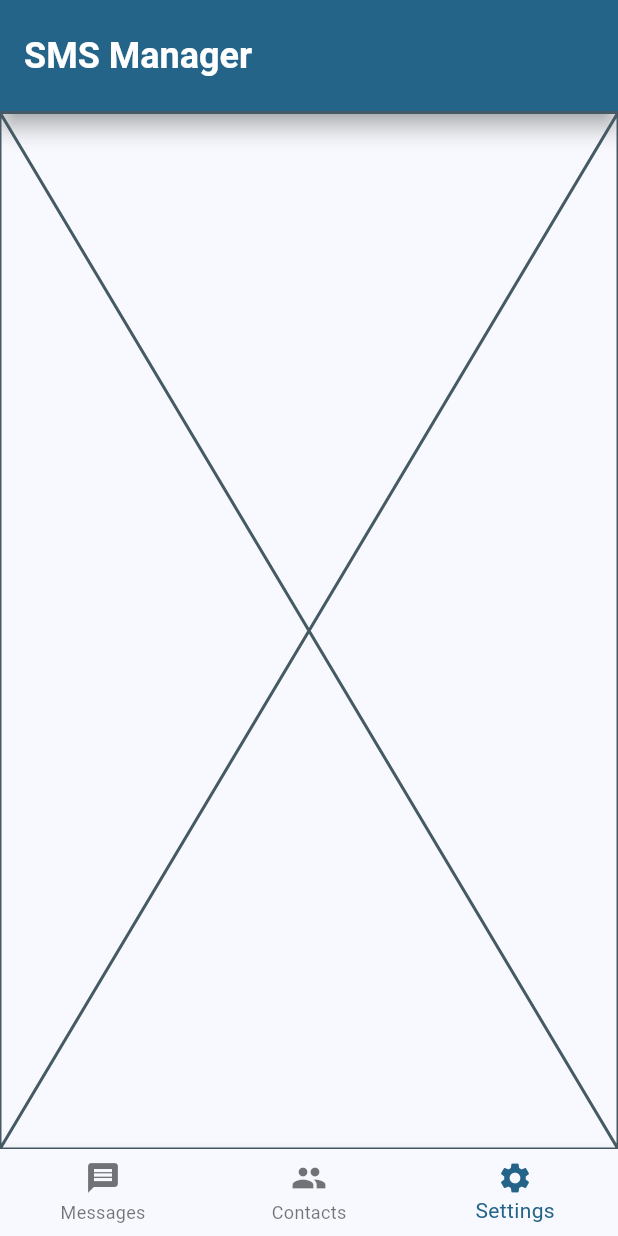
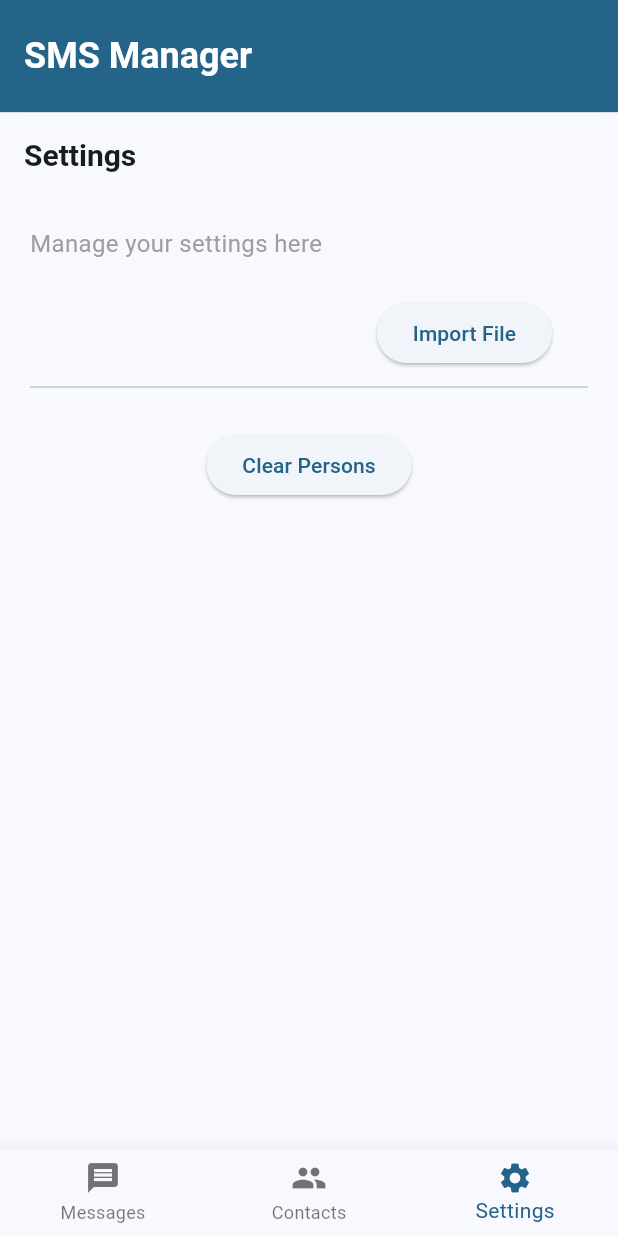
Before and after one commit to zestones/sms-manager, a Flutter app: the screen it shows after launch, item 3 of the bottom bar chosen, on a phone screen of 412 x 824 dp. Run offline on Flutter 3.47's test engine with Material 3 defaults, Android fonts, the phone set to English and light mode, and no system bars; our stand-ins replace file_picker.

Commit message:
feat: contacts and settings screens

```diff
--- a/lib/main.dart
+++ b/lib/main.dart
@@ -1,5 +1,16 @@
+import 'dart:io';
+
+import 'package:file_picker/file_picker.dart';
 import 'package:flutter/material.dart';
 import 'package:provider/provider.dart';
+
+import 'models/person.dart';
+// import 'screens/settings_screen.dart';
+import 'screens/contacts_screen.dart';
+import 'screens/home_screen.dart';
+import 'screens/settings_screen.dart';
+import 'widgets/header.dart';
+import 'widgets/navigation.dart';
 
 void main() {
   runApp(MyApp());
@@ -28,12 +39,47 @@ class MyApp extends StatelessWidget {
 
 class MyAppState extends ChangeNotifier {
   int _selectedIndex = 0;
+  String filePath = '';
+  String filename = '';
 
   int get selectedIndex => _selectedIndex;
+  List<Person> persons = [];
 
   void setIndex(int index) {
     _selectedIndex = index;
     notifyListeners();
+  }
+
+  void clearPersons() {
+    persons.clear();
+    notifyListeners();
+  }
+
+  void readPersons(String filePath) {
+    try {
+      File file = File(filePath);
+      List<String> lines = file.readAsLinesSync();
+
+      for (var line in lines) {
+        List<dynamic> csvData = line.split(',');
+        persons.add(Person.fromCsv(csvData));
+      }
+    } catch (e) {
+      print('Error reading file: $e');
+    }
+  }
+
+  void pickFile() async {
+    final result = await FilePicker.platform.pickFiles(
+      type: FileType.custom,
+      allowedExtensions: ['csv'],
+    );
+
+    if (result != null) {
+      filePath = result.files.single.path!;
+      filename = result.files.single.name;
+      readPersons(filePath);
+    }
   }
 }
 
@@ -45,13 +91,13 @@ class MyHomePage extends StatelessWidget {
     Widget page;
     switch (appState.selectedIndex) {
       case 0:
-        page = GeneratorPage();
+        page = HomeScreen();
         break;
       case 1:
-        page = Placeholder();
+        page = ContactsScreen();
         break;
       case 2:
-        page = Placeholder();
+        page = SettingsScreen();
         break;
       default:
         throw UnimplementedError('no widget for $appState.selectedIndex');
@@ -61,96 +107,10 @@ class MyHomePage extends StatelessWidget {
       body: Column(
         children: [
           Header(primaryColor: Theme.of(context).primaryColor),
-          Expanded(
-            child: Container(
-              child: page,
-            ),
-          ),
+          Expanded(child: Container(child: page)),
           Navigation(),
         ],
       ),
     );
   }
 }
-
-class Navigation extends StatelessWidget {
-  @override
-  Widget build(BuildContext context) {
-    var appState = context.watch<MyAppState>();
-
-    return BottomNavigationBar(
-      currentIndex: appState.selectedIndex,
-      onTap: (index) {
-        appState.setIndex(index);
-      },
-      items: [
-        BottomNavigationBarItem(
-          icon: Icon(Icons.message),
-          label: 'Messages',
-        ),
-        BottomNavigationBarItem(
-          icon: Icon(Icons.people),
-          label: 'Contacts',
-        ),
-        BottomNavigationBarItem(
-          icon: Icon(Icons.settings),
-          label: 'Settings',
-        ),
-      ],
-    );
-  }
-}
-
-class GeneratorPage extends StatelessWidget {
-  const GeneratorPage({
-    super.key,
-  });
-
-  @override
-  Widget build(BuildContext context) {
-    return Center(
-      child: Column(
-        crossAxisAlignment: CrossAxisAlignment.start,
-        children: [
-          Padding(
-            padding: const EdgeInsets.all(20),
-            child: Text(
-              'Sélectionnez les catégories de personnes à contacter',
-              style: TextStyle(
-                fontSize: 20,
-                fontWeight: FontWeight.bold,
-              ),
-            ),
-          ),
-        ],
-      ),
-    );
-  }
-}
-
-class Header extends StatelessWidget {
-  const Header({
-    super.key,
-    required this.primaryColor,
-  });
-
-  final Color primaryColor;
-
-  @override
-  Widget build(BuildContext context) {
-    return AppBar(
-      title: Text(
-        'SMS Manager',
-        style: TextStyle(
-          color: Theme.of(context).colorScheme.onPrimary,
-          fontSize: 24,
-          fontWeight: FontWeight.bold,
-        ),
-      ),
-      backgroundColor: primaryColor,
-      toolbarHeight: 75,
-      elevation: 6, // Add elevation for box shadow
-      shadowColor: Colors.grey, // Set shadow color
-    );
-  }
-}
--- /dev/null
+++ b/lib/models/person.dart
@@ -0,0 +1,25 @@
+class Person {
+  String firstName;
+  String lastName;
+  String phoneNumber;
+  List<String> categories;
+
+  Person({
+    required this.firstName,
+    required this.lastName,
+    required this.phoneNumber,
+    required this.categories,
+  });
+
+  factory Person.fromCsv(List<dynamic> csvData) {
+    return Person(
+      firstName: csvData[0],
+      lastName: csvData[1],
+      phoneNumber: csvData[2],
+      categories: (csvData[3] as String)
+          .replaceAll('[', '')
+          .replaceAll(']', '')
+          .split(','),
+    );
+  }
+}
--- /dev/null
+++ b/lib/screens/settings_screen.dart
@@ -0,0 +1,62 @@
+import 'package:flutter/material.dart';
+import 'package:namer_app/main.dart';
+import 'package:provider/provider.dart';
+
+class SettingsScreen extends StatelessWidget {
+  const SettingsScreen({Key? key});
+
+  @override
+  Widget build(BuildContext context) {
+    var appState = context.watch<MyAppState>();
+
+    return Scaffold(
+      appBar: AppBar(
+        title: Text(
+          'Settings',
+          style: TextStyle(
+            fontSize: 20,
+            fontWeight: FontWeight.bold,
+          ),
+        ),
+      ),
+      body: Padding(
+        padding: const EdgeInsets.all(20.0),
+        child: Column(
+          crossAxisAlignment: CrossAxisAlignment.start,
+          children: [
+            Text(
+              'Manage your settings here',
+              style: TextStyle(
+                fontSize: 16,
+                color: Colors.grey,
+              ),
+            ),
+            SizedBox(height: 20),
+            ListTile(
+              title: Text(
+                appState.filename,
+                style: TextStyle(
+                  fontSize: 14,
+                  fontWeight: FontWeight.bold,
+                ),
+              ),
+              trailing: ElevatedButton(
+                onPressed: appState.pickFile,
+                child: Text('Import File'),
+              ),
+            ),
+            Divider(),
+            // Add a button to clear the list of persons
+            SizedBox(height: 20),
+            Center(
+              child: ElevatedButton(
+                onPressed: appState.clearPersons,
+                child: Text('Clear Persons'),
+              ),
+            ),
+          ],
+        ),
+      ),
+    );
+  }
+}
--- /dev/null
+++ b/lib/widgets/header.dart
@@ -0,0 +1,28 @@
+import 'package:flutter/material.dart';
+
+class Header extends StatelessWidget {
+  const Header({
+    super.key,
+    required this.primaryColor,
+  });
+
+  final Color primaryColor;
+
+  @override
+  Widget build(BuildContext context) {
+    return AppBar(
+      title: Text(
+        'SMS Manager',
+        style: TextStyle(
+          color: Theme.of(context).colorScheme.onPrimary,
+          fontSize: 24,
+          fontWeight: FontWeight.bold,
+        ),
+      ),
+      backgroundColor: primaryColor,
+      toolbarHeight: 75,
+      elevation: 6, // Add elevation for box shadow
+      shadowColor: Colors.grey, // Set shadow color
+    );
+  }
+}
--- /dev/null
+++ b/lib/widgets/navigation.dart
@@ -0,0 +1,31 @@
+import 'package:flutter/material.dart';
+import 'package:namer_app/main.dart';
+import 'package:provider/provider.dart';
+
+class Navigation extends StatelessWidget {
+  @override
+  Widget build(BuildContext context) {
+    var appState = context.watch<MyAppState>();
+
+    return BottomNavigationBar(
+      currentIndex: appState.selectedIndex,
+      onTap: (index) {
+        appState.setIndex(index);
+      },
+      items: [
+        BottomNavigationBarItem(
+          icon: Icon(Icons.message),
+          label: 'Messages',
+        ),
+        BottomNavigationBarItem(
+          icon: Icon(Icons.people),
+          label: 'Contacts',
+        ),
+        BottomNavigationBarItem(
+          icon: Icon(Icons.settings),
+          label: 'Settings',
+        ),
+      ],
+    );
+  }
+}
--- a/pubspec.yaml
+++ b/pubspec.yaml
@@ -12,7 +12,7 @@ dependencies:
   flutter:
     sdk: flutter
 
-  english_words: ^4.0.0
+  file_picker: ^8.0.3
   provider: ^6.0.0
 
 dev_dependencies:
```
Also changed, not shown: lib/screens/contacts_screen.dart (added, +46 -0 lines), lib/screens/home_screen.dart (added, +28 -0 lines), analysis_options.yaml (line endings or trailing spaces), pubspec.lock, 80 other files.
